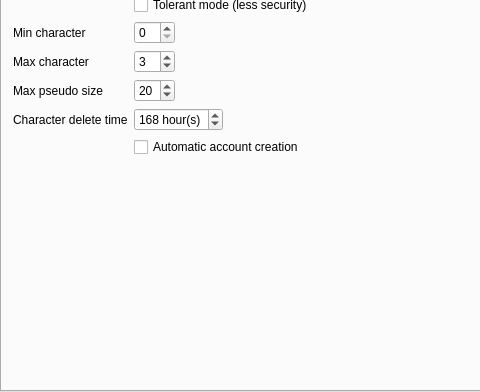
alphaonex86/CatchChallenger, file server/MainWindow.ui: the form before one commit; both pictures show x 0 to 480 and y 208 to 600 of the 800 by 600 pixel window.
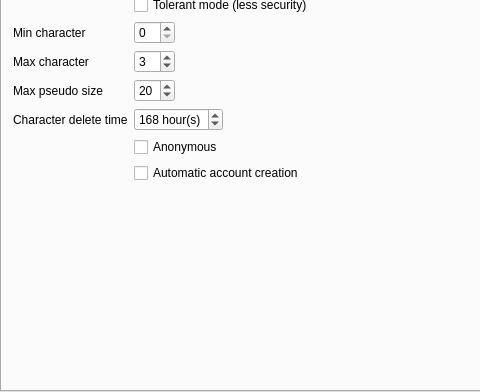
The form after the commit. Icons and pictures are not drawn.

Diff of the .ui file:
```diff
--- a/server/MainWindow.ui
+++ b/server/MainWindow.ui
@@ -349,13 +349,20 @@
           </property>
          </widget>
         </item>
-        <item row="13" column="1">
+        <item row="14" column="1">
          <widget class="QCheckBox" name="automatic_account_creation">
           <property name="text">
            <string>Automatic account creation</string>
           </property>
          </widget>
         </item>
+        <item row="13" column="1">
+         <widget class="QCheckBox" name="anonymous">
+          <property name="text">
+           <string>Anonymous</string>
+          </property>
+         </widget>
+        </item>
        </layout>
       </widget>
       <widget class="QWidget" name="city">
```
